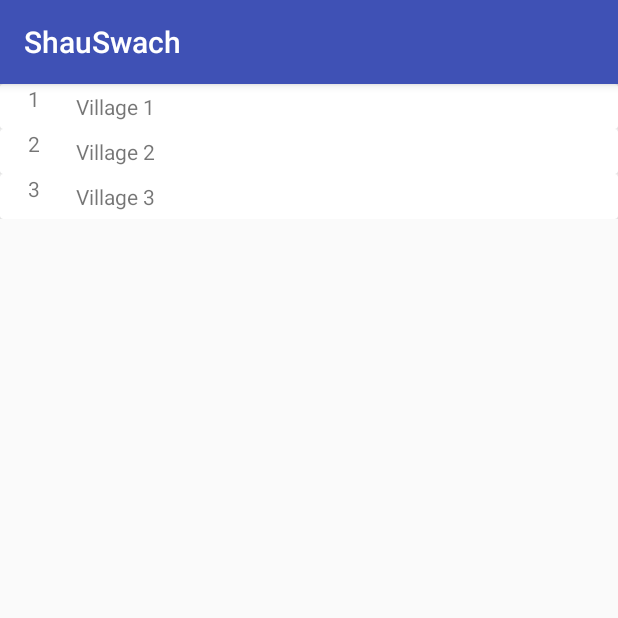
After one commit to nb2998/ShauSwach, an Android app: the LeaderboardActivity screen opened directly, with no data from a screen before it, on a phone screen of 412 x 824 dp, the top half of it. The commit adds this screen. Run offline under Robolectric (Android 15) with nearby library versions, the phone set to English and light mode, and no system bars.

Commit message:
Leaderboard

```diff
--- a/app/build.gradle
+++ b/app/build.gradle
@@ -24,6 +24,7 @@ dependencies {
     androidTestCompile('com.android.support.test.espresso:espresso-core:2.2.2', {
         exclude group: 'com.android.support', module: 'support-annotations'
     })
+
     compile 'com.android.support:appcompat-v7:26.+'
     compile 'com.android.support.constraint:constraint-layout:1.0.2'
     compile 'com.android.support:cardview-v7:26.+'
@@ -35,7 +36,6 @@ dependencies {
     compile 'com.android.support:recyclerview-v7:26.+'
     compile 'com.jpardogo.materialtabstrip:library:1.0.6'
     compile 'com.google.firebase:firebase-database:11.0.2'
+    compile 'com.journeyapps:zxing-android-embedded:3.4.0'
     testCompile 'junit:junit:4.12'
-
-    compile 'com.journeyapps:zxing-android-embedded:3.4.0'
 }
--- a/app/src/main/AndroidManifest.xml
+++ b/app/src/main/AndroidManifest.xml
@@ -16,9 +16,10 @@
                 <category android:name="android.intent.category.LAUNCHER" />
             </intent-filter>
         </activity>
-        <activity android:name=".Activities.Tutorial"></activity>
-        <activity android:name=".Activities.ScanActivity"></activity>
-        <activity android:name=".Activities.RatingActivity"></activity>
+        <activity android:name=".Activities.Tutorial" />
+        <activity android:name=".Activities.ScanActivity" />
+        <activity android:name=".Activities.RatingActivity" />
+        <activity android:name=".Activities.LeaderboardActivity"></activity>
     </application>
 
 </manifest>
--- /dev/null
+++ b/app/src/main/java/com/apps/nishtha/shauswach/Activities/LeaderboardActivity.java
@@ -0,0 +1,35 @@
+package com.apps.nishtha.shauswach.Activities;
+
+import android.support.v7.app.AppCompatActivity;
+import android.os.Bundle;
+import android.support.v7.widget.LinearLayoutManager;
+import android.support.v7.widget.RecyclerView;
+
+import com.apps.nishtha.shauswach.Adapter.LBAdapter;
+import com.apps.nishtha.shauswach.Classes.AreaLB;
+import com.apps.nishtha.shauswach.R;
+
+import java.util.ArrayList;
+
+public class LeaderboardActivity extends AppCompatActivity {
+
+    RecyclerView reciewLb;
+    LBAdapter lbAdapter;
+    ArrayList<AreaLB> areaLBArrayList=new ArrayList<>();
+
+    @Override
+    protected void onCreate(Bundle savedInstanceState) {
+        super.onCreate(savedInstanceState);
+        setContentView(R.layout.activity_leaderboard);
+
+        areaLBArrayList.add(0,new AreaLB("Village 1",1));
+        areaLBArrayList.add(1,new AreaLB("Village 2",2));
+        areaLBArrayList.add(2,new AreaLB("Village 3",3));
+
+        reciewLb= (RecyclerView) findViewById(R.id.recViewLB);
+        reciewLb.setLayoutManager(new LinearLayoutManager(this));
+        lbAdapter=new LBAdapter(this,areaLBArrayList);
+        reciewLb.setAdapter(lbAdapter);
+
+    }
+}
--- a/app/src/main/java/com/apps/nishtha/shauswach/Activities/MainActivity.java
+++ b/app/src/main/java/com/apps/nishtha/shauswach/Activities/MainActivity.java
@@ -1,12 +1,9 @@
 package com.apps.nishtha.shauswach.Activities;
 
-import android.content.Intent;
+import android.os.Bundle;
 import android.support.v7.app.AppCompatActivity;
-import android.os.Bundle;
 import android.support.v7.widget.LinearLayoutManager;
 import android.support.v7.widget.RecyclerView;
-import android.view.View;
-import android.widget.Button;
 
 import com.apps.nishtha.shauswach.Adapter.CardAdapter;
 import com.apps.nishtha.shauswach.Card;
@@ -26,7 +23,7 @@ public class MainActivity extends AppCompatActivity {
         setContentView(R.layout.activity_main);
 
         cardArrayList.add(0,new Card(getString(R.string.scan), R.drawable.scan));
-        cardArrayList.add(1,new Card(getString(R.string.rate), R.drawable.star));
+        cardArrayList.add(1,new Card(getString(R.string.leaderboard), R.drawable.star));
         cardArrayList.add(2,new Card(getString(R.string.tutorial), R.drawable.tutorial));
 
         recView= (RecyclerView) findViewById(R.id.recView);
--- a/app/src/main/java/com/apps/nishtha/shauswach/Adapter/CardAdapter.java
+++ b/app/src/main/java/com/apps/nishtha/shauswach/Adapter/CardAdapter.java
@@ -11,7 +11,7 @@ import android.view.ViewGroup;
 import android.widget.ImageView;
 import android.widget.TextView;
 
-import com.apps.nishtha.shauswach.Activities.RatingActivity;
+import com.apps.nishtha.shauswach.Activities.LeaderboardActivity;
 import com.apps.nishtha.shauswach.Activities.ScanActivity;
 import com.apps.nishtha.shauswach.Card;
 import com.apps.nishtha.shauswach.R;
@@ -45,9 +45,9 @@ public class CardAdapter extends RecyclerView.Adapter<CardAdapter.CardHolder>{
         holder.cardView.setOnClickListener(new View.OnClickListener() {
             @Override
             public void onClick(View view) {
-                if(card.getTitle().equals(context.getResources().getString(R.string.rate))){
+                if(card.getTitle().equals(context.getResources().getString(R.string.leaderboard))){
                     Intent intent;
-                    intent=new Intent(context, RatingActivity.class);
+                    intent=new Intent(context, LeaderboardActivity.class);
                     context.startActivity(intent);
                 } else if(card.getTitle().equals(context.getResources().getString(R.string.scan))){
                     Intent intent;
--- /dev/null
+++ b/app/src/main/java/com/apps/nishtha/shauswach/Adapter/LBAdapter.java
@@ -0,0 +1,55 @@
+package com.apps.nishtha.shauswach.Adapter;
+
+import android.content.Context;
+import android.support.v7.widget.RecyclerView;
+import android.support.v7.widget.RecyclerView.ViewHolder;
+import android.view.LayoutInflater;
+import android.view.View;
+import android.view.ViewGroup;
+import android.widget.TextView;
+
+import com.apps.nishtha.shauswach.Classes.AreaLB;
+import com.apps.nishtha.shauswach.R;
+
+import java.util.ArrayList;
+
+/**
+ * Created by nishtha on 10/10/17.
+ */
+
+public class LBAdapter extends RecyclerView.Adapter<LBAdapter.RankHolder>{
+    Context context;
+    ArrayList<AreaLB> userArrayList;
+
+    public LBAdapter(Context context, ArrayList<AreaLB> userArrayList) {
+        this.context = context;
+        this.userArrayList = userArrayList;
+    }
+
+    @Override
+    public RankHolder onCreateViewHolder(ViewGroup parent, int viewType) {
+        return new RankHolder(LayoutInflater.from(context).inflate(R.layout.single_row_lb,parent,false));
+    }
+
+    @Override
+    public void onBindViewHolder(RankHolder holder, int position) {
+        AreaLB userLB=userArrayList.get(position);
+        holder.tvLbName.setText(userLB.getName());
+        holder.tvLbRank.setText(String.valueOf(userLB.getRanking()));
+    }
+
+    @Override
+    public int getItemCount() {
+        return userArrayList.size();
+    }
+
+    class RankHolder extends ViewHolder{
+        TextView tvLbRank;
+        TextView tvLbName;
+        public RankHolder(View itemView) {
+            super(itemView);
+            tvLbName=itemView.findViewById(R.id.tvLbName);
+            tvLbRank=itemView.findViewById(R.id.tvLbRank);
+        }
+    }
+}
--- /dev/null
+++ b/app/src/main/java/com/apps/nishtha/shauswach/Classes/AreaLB.java
@@ -0,0 +1,23 @@
+package com.apps.nishtha.shauswach.Classes;
+
+/**
+ * Created by nishtha on 10/10/17.
+ */
+
+public class AreaLB {
+    private String name;
+    private int ranking;
+
+    public AreaLB(String name, int ranking) {
+        this.name = name;
+        this.ranking = ranking;
+    }
+
+    public String getName() {
+        return name;
+    }
+
+    public int getRanking() {
+        return ranking;
+    }
+}
--- /dev/null
+++ b/app/src/main/res/layout/activity_leaderboard.xml
@@ -0,0 +1,14 @@
+<?xml version="1.0" encoding="utf-8"?>
+<LinearLayout xmlns:android="http://schemas.android.com/apk/res/android"
+    xmlns:app="http://schemas.android.com/apk/res-auto"
+    xmlns:tools="http://schemas.android.com/tools"
+    android:layout_width="match_parent"
+    android:layout_height="match_parent"
+    tools:context="com.apps.nishtha.shauswach.Activities.LeaderboardActivity">
+
+   <android.support.v7.widget.RecyclerView
+       android:id="@+id/recViewLB"
+       android:layout_width="match_parent"
+       android:layout_height="match_parent"/>
+
+</LinearLayout>
--- a/app/src/main/res/layout/activity_tutorial.xml
+++ b/app/src/main/res/layout/activity_tutorial.xml
@@ -10,7 +10,7 @@
         android:layout_width="wrap_content"
         android:layout_height="wrap_content"
         android:id="@+id/videoview1"
-        android:src="@raw/toilet"/>
+        />
     <Button
         android:id="@+id/button2"
         android:layout_width="wrap_content"
--- /dev/null
+++ b/app/src/main/res/layout/single_row_lb.xml
@@ -0,0 +1,36 @@
+<?xml version="1.0" encoding="utf-8"?>
+<LinearLayout xmlns:android="http://schemas.android.com/apk/res/android"
+    android:orientation="vertical" android:layout_width="match_parent"
+    android:layout_height="wrap_content">
+
+    <android.support.v7.widget.CardView
+        android:layout_width="match_parent"
+        android:layout_height="wrap_content">
+
+        <LinearLayout
+            android:layout_width="match_parent"
+            android:layout_height="wrap_content">
+
+            <TextView
+                android:id="@+id/tvLbRank"
+                android:layout_width="0dp"
+                android:layout_weight="1"
+                android:layout_height="wrap_content"
+                android:hint="1"
+                android:gravity="center"
+                />
+
+            <TextView
+                android:id="@+id/tvLbName"
+                android:layout_width="0dp"
+                android:layout_weight="8"
+                android:layout_height="wrap_content"
+                android:layout_gravity="center"
+                android:hint="Name of place "
+                android:padding="5dp"/>
+
+        </LinearLayout>
+
+    </android.support.v7.widget.CardView>
+
+</LinearLayout>
--- a/app/src/main/res/values/strings.xml
+++ b/app/src/main/res/values/strings.xml
@@ -4,4 +4,5 @@
     <string name="scan">Scan QR Code</string>
     <string name="rate">Rate the washroom</string>
     <string name="tutorial">Tutorial</string>
+    <string name="leaderboard">Leaderboard</string>
 </resources>
```
